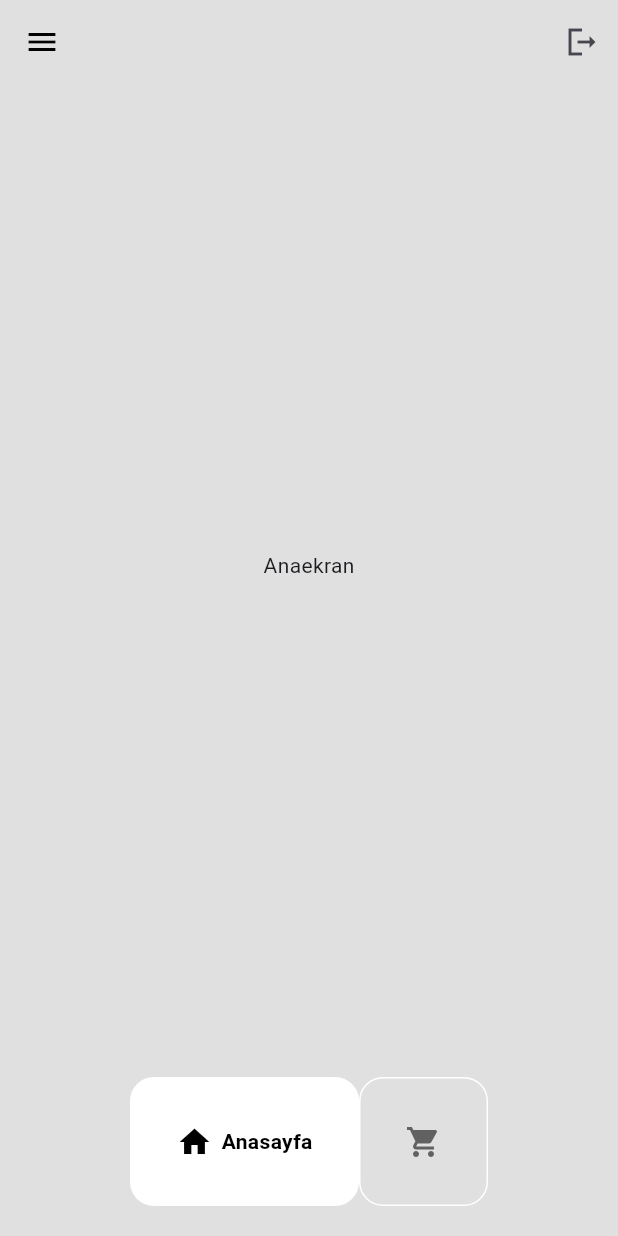
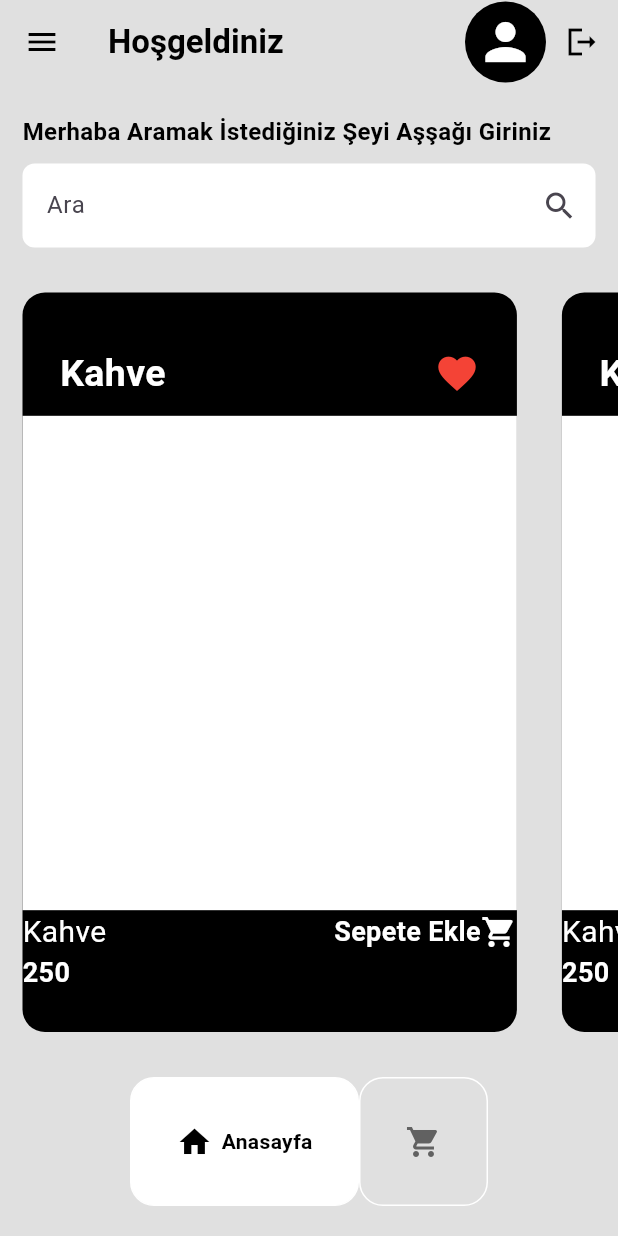
Before and after one commit to arslanahmet27/mobilUi, a Flutter app: the screen it shows once a user with an empty profile is signed in, on a phone screen of 412 x 824 dp. Run offline on Flutter 3.47's test engine with Material 3 defaults, Android fonts, the light colour scheme and no system bars; drawn by our look-alikes of google_nav_bar; our stand-ins replace cloud_firestore, firebase_auth, firebase_core, lottie; accounts and stored records are empty.

Commit message:
Commit işlendi

```diff
--- a/lib/anasayfa.dart
+++ b/lib/anasayfa.dart
@@ -43,12 +43,29 @@ class _AnasayfaState extends State<Anasayfa> {
             );
           },
         ),
+        title: Text(
+          "Hoşgeldiniz",
+          style: TextStyle(fontWeight: FontWeight.bold, color: Colors.black),
+        ),
         actions: [
+          Container(
+            padding: EdgeInsets.all(7),
+            decoration:
+                BoxDecoration(color: Colors.black, shape: BoxShape.circle),
+            child: Icon(
+              Icons.person,
+              size: 40,
+              color: Colors.white,
+            ),
+          ),
           IconButton(
             onPressed: () {
               FirebaseAuth.instance.signOut();
             },
-            icon: Icon(Icons.logout_sharp),
+            icon: Icon(
+              Icons.logout_sharp,
+              color: Colors.black,
+            ),
           ),
         ],
       ),
--- /dev/null
+++ b/lib/models/AnaekranKutuclass.dart
@@ -0,0 +1,14 @@
+import 'package:flutter/material.dart';
+
+class anaekran {
+  final String name;
+  final IconData emoji;
+  final String fiyat;
+  final String urunismi;
+
+  anaekran(
+      {required this.emoji,
+      required this.fiyat,
+      required this.name,
+      required this.urunismi});
+}
--- a/lib/pages/anaEkran.dart
+++ b/lib/pages/anaEkran.dart
@@ -1,3 +1,5 @@
+import 'package:firebaseemobil/models/AnaekranKutuclass.dart';
+import 'package:firebaseemobil/pages/anaekranKutu.dart';
 import 'package:flutter/material.dart';
 
 class Anaekran extends StatelessWidget {
@@ -8,12 +10,68 @@ class Anaekran extends StatelessWidget {
     return Scaffold(
       backgroundColor: Colors.grey.shade300,
       body: Center(
-        child: SingleChildScrollView(
-          child: Column(
-            children: [
-              Text("Anaekran"),
-            ],
-          ),
+        child: Column(
+          children: [
+            SizedBox(
+              height: 20,
+            ),
+            Padding(
+              padding: const EdgeInsets.symmetric(horizontal: 15),
+              child: Row(
+                children: [
+                  Text(
+                    "Merhaba Aramak İstediğiniz Şeyi Aşşağı Giriniz",
+                    style: TextStyle(
+                        fontSize: 16,
+                        fontWeight: FontWeight.bold,
+                        color: Colors.black),
+                  ),
+                ],
+              ),
+            ),
+            SizedBox(
+              height: 10,
+            ),
+            Padding(
+              padding: const EdgeInsets.symmetric(horizontal: 15),
+              child: Container(
+                decoration: BoxDecoration(
+                  color: Colors.white,
+                  borderRadius: BorderRadius.circular(8),
+                ),
+                child: Center(
+                  child: TextField(
+                    decoration: InputDecoration(
+                      border: OutlineInputBorder(
+                        borderSide: BorderSide.none,
+                      ),
+                      hintText: "Ara",
+                      suffixIcon: Icon(Icons.search),
+                    ),
+                  ),
+                ),
+              ),
+            ),
+            SizedBox(
+              height: 20,
+            ),
+            Expanded(
+              child: ListView.builder(
+                scrollDirection: Axis.horizontal,
+                itemCount: 4,
+                itemBuilder: (context, index) {
+                  return Anaekrankutu(
+                    kutu: anaekran(
+                      name: "Kahve",
+                      emoji: Icons.favorite,
+                      urunismi: "Kahve",
+                      fiyat: "250",
+                    ),
+                  );
+                },
+              ),
+            ),
+          ],
         ),
       ),
     );
--- /dev/null
+++ b/lib/pages/anaekranKutu.dart
@@ -0,0 +1,98 @@
+import 'package:firebaseemobil/models/AnaekranKutuclass.dart';
+import 'package:flutter/material.dart';
+
+// ignore: must_be_immutable
+class Anaekrankutu extends StatelessWidget {
+  anaekran kutu;
+  Anaekrankutu({super.key, required this.kutu});
+
+  @override
+  Widget build(BuildContext context) {
+    double _screenHeight = MediaQuery.of(context).size.height;
+    double _screenwdith = MediaQuery.of(context).size.width;
+    return Padding(
+      padding: const EdgeInsets.symmetric(horizontal: 15, vertical: 10),
+      child: Container(
+        width: _screenwdith * 0.8,
+        height: _screenHeight * 0.1,
+        decoration: BoxDecoration(
+          color: Colors.black,
+          borderRadius: BorderRadius.circular(15),
+        ),
+        child: Center(
+          child: SingleChildScrollView(
+            child: Column(
+              children: [
+                Padding(
+                  padding:
+                      const EdgeInsets.symmetric(horizontal: 25, vertical: 10),
+                  child: Row(
+                    mainAxisAlignment: MainAxisAlignment.spaceBetween,
+                    children: [
+                      Text(
+                        kutu.name,
+                        style: TextStyle(
+                            fontSize: 25,
+                            fontWeight: FontWeight.bold,
+                            color: Colors.white),
+                      ),
+                      Icon(
+                        kutu.emoji,
+                        size: 30,
+                        color: Colors.red,
+                      ),
+                    ],
+                  ),
+                ),
+                Container(
+                  width: _screenwdith * 0.8,
+                  height: _screenHeight * 0.4,
+                  decoration: BoxDecoration(
+                    color: Colors.white,
+                  ),
+                ),
+                Row(
+                  mainAxisAlignment: MainAxisAlignment.spaceBetween,
+                  children: [
+                    Text(
+                      kutu.urunismi,
+                      style: TextStyle(fontSize: 20, color: Colors.white),
+                    ),
+                    Container(
+                      child: Row(
+                        children: [
+                          Text(
+                            "Sepete Ekle",
+                            style: TextStyle(
+                                fontSize: 18,
+                                fontWeight: FontWeight.bold,
+                                color: Colors.white),
+                          ),
+                          Icon(
+                            Icons.shopping_cart,
+                            color: Colors.white,
+                          ),
+                        ],
+                      ),
+                    ),
+                  ],
+                ),
+                Row(
+                  children: [
+                    Text(
+                      kutu.fiyat,
+                      style: TextStyle(
+                          fontSize: 18,
+                          fontWeight: FontWeight.bold,
+                          color: Colors.white),
+                    ),
+                  ],
+                )
+              ],
+            ),
+          ),
+        ),
+      ),
+    );
+  }
+}
```
